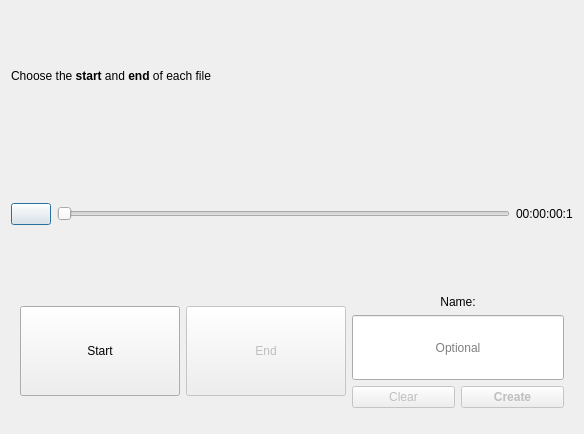
The window that src/windows/ui/cutting.ui (Zenvi-pro/zenvi-core) describes before a commit, drawn with Qt 5.
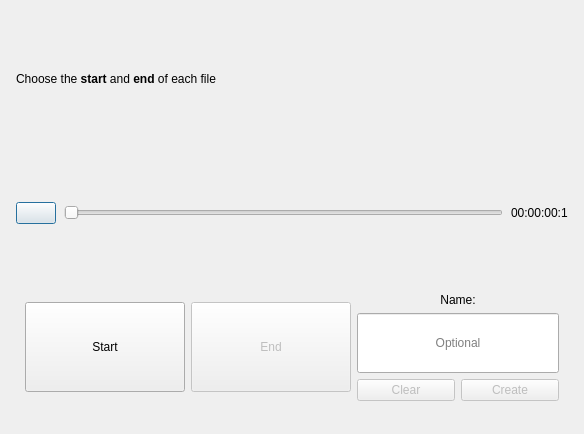
The same window after the commit. Icons and pictures are not drawn.

Patch:
```diff
--- a/src/windows/ui/cutting.ui
+++ b/src/windows/ui/cutting.ui
@@ -21,6 +21,21 @@
    <bool>false</bool>
   </property>
   <layout class="QGridLayout" name="gridLayout">
+   <property name="leftMargin">
+    <number>16</number>
+   </property>
+   <property name="topMargin">
+    <number>16</number>
+   </property>
+   <property name="rightMargin">
+    <number>16</number>
+   </property>
+   <property name="bottomMargin">
+    <number>16</number>
+   </property>
+   <property name="spacing">
+    <number>8</number>
+   </property>
    <item row="4" column="0">
     <widget class="QDialogButtonBox" name="buttonBox">
      <property name="enabled">
@@ -168,9 +183,6 @@
                 <property name="enabled">
                  <bool>false</bool>
                 </property>
-                <property name="styleSheet">
-                 <string notr="true">font-weight: bold</string>
-                </property>
                 <property name="text">
                  <string>Create</string>
                 </property>
```
